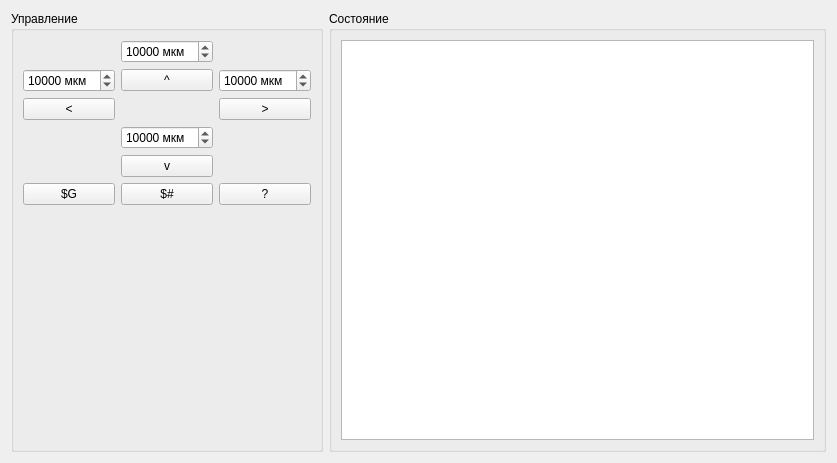
Old version of the form movewidget.ui in the repository igrekus/board_cutter.
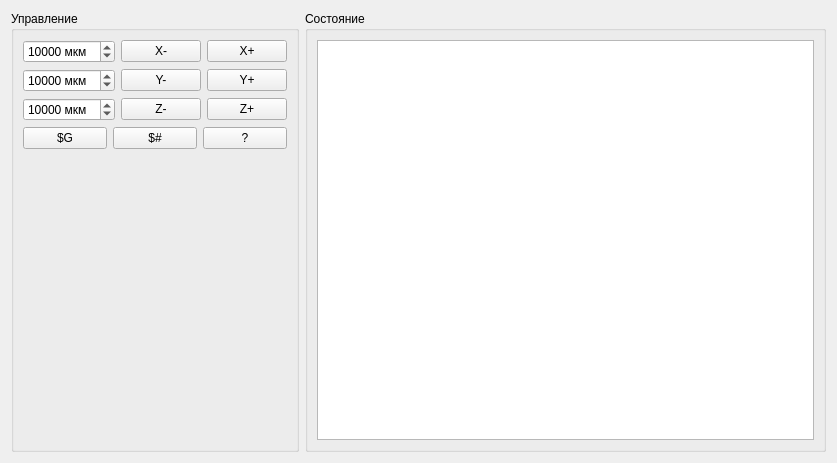
New version of the form.

```diff
--- a/movewidget.ui
+++ b/movewidget.ui
@@ -19,7 +19,7 @@
   <property name="windowTitle">
    <string>Form</string>
   </property>
-  <layout class="QHBoxLayout" name="horizontalLayout_2" stretch="0,0">
+  <layout class="QHBoxLayout" name="horizontalLayout_2">
    <item>
     <widget class="QGroupBox" name="grpControl">
      <property name="sizePolicy">
@@ -34,9 +34,76 @@
      <layout class="QVBoxLayout" name="verticalLayout">
       <item>
        <layout class="QGridLayout" name="gridLayout">
-        <property name="sizeConstraint">
-         <enum>QLayout::SetFixedSize</enum>
-        </property>
+        <item row="0" column="0">
+         <widget class="QSpinBox" name="spinX">
+          <property name="sizePolicy">
+           <sizepolicy hsizetype="Minimum" vsizetype="Fixed">
+            <horstretch>0</horstretch>
+            <verstretch>0</verstretch>
+           </sizepolicy>
+          </property>
+          <property name="suffix">
+           <string> мкм</string>
+          </property>
+          <property name="maximum">
+           <number>1000000</number>
+          </property>
+          <property name="singleStep">
+           <number>1000</number>
+          </property>
+          <property name="value">
+           <number>10000</number>
+          </property>
+         </widget>
+        </item>
+        <item row="0" column="1">
+         <widget class="QPushButton" name="btnXMinus">
+          <property name="sizePolicy">
+           <sizepolicy hsizetype="Minimum" vsizetype="Fixed">
+            <horstretch>0</horstretch>
+            <verstretch>0</verstretch>
+           </sizepolicy>
+          </property>
+          <property name="text">
+           <string>X-</string>
+          </property>
+         </widget>
+        </item>
+        <item row="0" column="2">
+         <widget class="QPushButton" name="btnXPlus">
+          <property name="sizePolicy">
+           <sizepolicy hsizetype="Minimum" vsizetype="Fixed">
+            <horstretch>0</horstretch>
+            <verstretch>0</verstretch>
+           </sizepolicy>
+          </property>
+          <property name="text">
+           <string>X+</string>
+          </property>
+         </widget>
+        </item>
+        <item row="1" column="0">
+         <widget class="QSpinBox" name="spinY">
+          <property name="sizePolicy">
+           <sizepolicy hsizetype="Minimum" vsizetype="Fixed">
+            <horstretch>0</horstretch>
+            <verstretch>0</verstretch>
+           </sizepolicy>
+          </property>
+          <property name="suffix">
+           <string> мкм</string>
+          </property>
+          <property name="maximum">
+           <number>1000000</number>
+          </property>
+          <property name="singleStep">
+           <number>1000</number>
+          </property>
+          <property name="value">
+           <number>10000</number>
+          </property>
+         </widget>
+        </item>
         <item row="1" column="1">
          <widget class="QPushButton" name="btnUp">
           <property name="sizePolicy">
@@ -46,12 +113,47 @@
            </sizepolicy>
           </property>
           <property name="text">
-           <string>^</string>
+           <string>Y-</string>
+          </property>
+         </widget>
+        </item>
+        <item row="1" column="2">
+         <widget class="QPushButton" name="btnYPlus">
+          <property name="sizePolicy">
+           <sizepolicy hsizetype="Minimum" vsizetype="Fixed">
+            <horstretch>0</horstretch>
+            <verstretch>0</verstretch>
+           </sizepolicy>
+          </property>
+          <property name="text">
+           <string>Y+</string>
           </property>
          </widget>
         </item>
         <item row="2" column="0">
-         <widget class="QPushButton" name="btnLeft">
+         <widget class="QSpinBox" name="spinZ">
+          <property name="sizePolicy">
+           <sizepolicy hsizetype="Minimum" vsizetype="Fixed">
+            <horstretch>0</horstretch>
+            <verstretch>0</verstretch>
+           </sizepolicy>
+          </property>
+          <property name="suffix">
+           <string> мкм</string>
+          </property>
+          <property name="maximum">
+           <number>1000000</number>
+          </property>
+          <property name="singleStep">
+           <number>1000</number>
+          </property>
+          <property name="value">
+           <number>10000</number>
+          </property>
+         </widget>
+        </item>
+        <item row="2" column="1">
+         <widget class="QPushButton" name="btnZMinus">
           <property name="sizePolicy">
            <sizepolicy hsizetype="Minimum" vsizetype="Fixed">
             <horstretch>0</horstretch>
@@ -59,7 +161,7 @@
            </sizepolicy>
           </property>
           <property name="text">
-           <string>&lt;</string>
+           <string>Z-</string>
           </property>
          </widget>
         </item>
@@ -72,108 +174,7 @@
            </sizepolicy>
           </property>
           <property name="text">
-           <string>&gt;</string>
-          </property>
-         </widget>
-        </item>
-        <item row="4" column="1">
-         <widget class="QPushButton" name="btnDown">
-          <property name="sizePolicy">
-           <sizepolicy hsizetype="Minimum" vsizetype="Fixed">
-            <horstretch>0</horstretch>
-            <verstretch>0</verstretch>
-           </sizepolicy>
-          </property>
-          <property name="text">
-           <string>v</string>
-          </property>
-         </widget>
-        </item>
-        <item row="1" column="2">
-         <widget class="QSpinBox" name="spinRight">
-          <property name="sizePolicy">
-           <sizepolicy hsizetype="Minimum" vsizetype="Fixed">
-            <horstretch>0</horstretch>
-            <verstretch>0</verstretch>
-           </sizepolicy>
-          </property>
-          <property name="suffix">
-           <string> мкм</string>
-          </property>
-          <property name="maximum">
-           <number>1000000</number>
-          </property>
-          <property name="singleStep">
-           <number>1000</number>
-          </property>
-          <property name="value">
-           <number>10000</number>
-          </property>
-         </widget>
-        </item>
-        <item row="0" column="1">
-         <widget class="QSpinBox" name="spinUp">
-          <property name="sizePolicy">
-           <sizepolicy hsizetype="Minimum" vsizetype="Fixed">
-            <horstretch>0</horstretch>
-            <verstretch>0</verstretch>
-           </sizepolicy>
-          </property>
-          <property name="suffix">
-           <string> мкм</string>
-          </property>
-          <property name="maximum">
-           <number>1000000</number>
-          </property>
-          <property name="singleStep">
-           <number>1000</number>
-          </property>
-          <property name="value">
-           <number>10000</number>
-          </property>
-         </widget>
-        </item>
-        <item row="1" column="0">
-         <widget class="QSpinBox" name="spinLeft">
-          <property name="sizePolicy">
-           <sizepolicy hsizetype="Minimum" vsizetype="Fixed">
-            <horstretch>0</horstretch>
-            <verstretch>0</verstretch>
-           </sizepolicy>
-          </property>
-          <property name="suffix">
-           <string> мкм</string>
-          </property>
-          <property name="maximum">
-           <number>1000000</number>
-          </property>
-          <property name="singleStep">
-           <number>1000</number>
-          </property>
-          <property name="value">
-           <number>10000</number>
-          </property>
-         </widget>
-        </item>
-        <item row="3" column="1">
-         <widget class="QSpinBox" name="spinDown">
-          <property name="sizePolicy">
-           <sizepolicy hsizetype="Minimum" vsizetype="Fixed">
-            <horstretch>0</horstretch>
-            <verstretch>0</verstretch>
-           </sizepolicy>
-          </property>
-          <property name="suffix">
-           <string> мкм</string>
-          </property>
-          <property name="maximum">
-           <number>1000000</number>
-          </property>
-          <property name="singleStep">
-           <number>1000</number>
-          </property>
-          <property name="value">
-           <number>10000</number>
+           <string>Z+</string>
           </property>
          </widget>
         </item>
```
Left out of the diff: 4 changed lines with no effect on the pictures.
